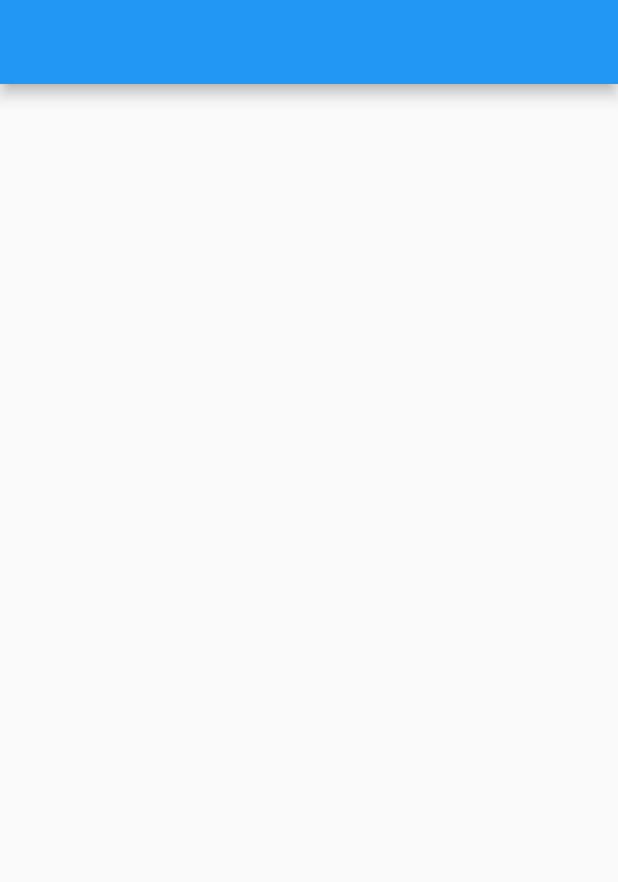
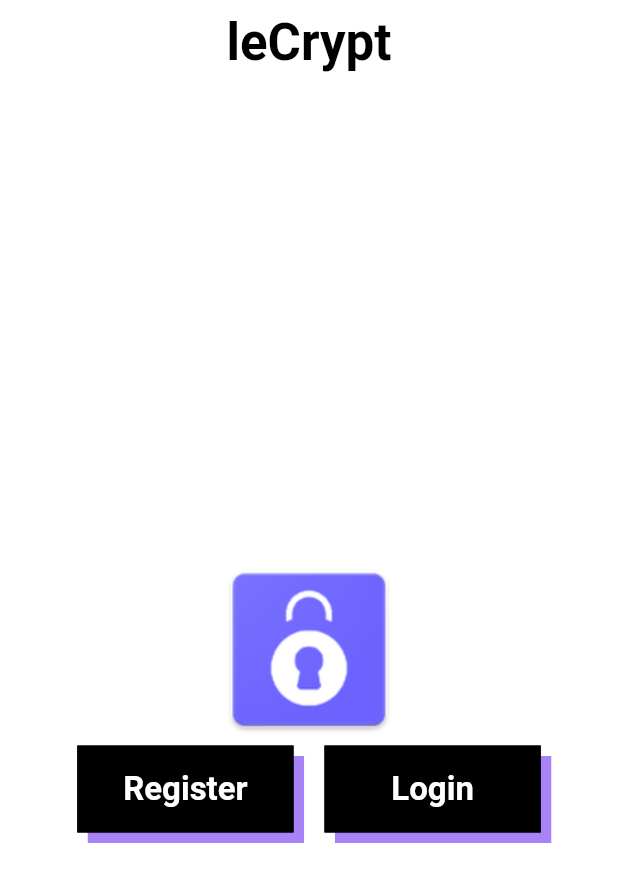
Before and after one commit to leCrypt/leCrypt_mobile, a Flutter app: the screen it shows after launch, on a phone screen of 412 x 824 dp. Shown: the top 882 px of the screen. Run offline on Flutter 3.47's test engine with Material 2 defaults, Android fonts, the phone set to English and light mode, and no system bars; missing offline and left inert: flutter_statusbarcolor.

Commit message:
Register Screen UI Added

```diff
--- a/lib/main.dart
+++ b/lib/main.dart
@@ -1,5 +1,6 @@
 import 'package:flutter/material.dart';
 import 'package:leCrypt_mobile/ui/home_page.dart';
+import 'package:leCrypt_mobile/values/colors.dart';
 
 void main() {
   runApp(MyApp());
@@ -9,9 +10,10 @@ class MyApp extends StatelessWidget {
   @override
   Widget build(BuildContext context) {
     return MaterialApp(
-      title: 'Flutter Demo',
+      title: 'leCrypt',
+      debugShowCheckedModeBanner: false,
       theme: ThemeData(
-        primarySwatch: Colors.blue,
+        primaryColor: purplePrimary,
         visualDensity: VisualDensity.adaptivePlatformDensity,
       ),
       home: HomePage(),
--- a/lib/ui/home_page.dart
+++ b/lib/ui/home_page.dart
@@ -1,4 +1,7 @@
 import 'package:flutter/material.dart';
+import 'package:leCrypt_mobile/ui/register.dart';
+import 'package:leCrypt_mobile/widgets/customAppBar.dart';
+import 'package:leCrypt_mobile/widgets/customFlatButton.dart';
 
 class HomePage extends StatefulWidget {
   @override
@@ -8,9 +11,52 @@ class HomePage extends StatefulWidget {
 class _HomePageState extends State<HomePage> {
   @override
   Widget build(BuildContext context) {
+    var size = MediaQuery.of(context).size;
     return Scaffold(
-      appBar: AppBar(),
-      body: Container(),
+      backgroundColor: Colors.white,
+      appBar: PreferredSize(
+        preferredSize: Size.fromHeight(100),
+        child: CustomAppBar(
+          title: "leCrypt",
+        ),
+      ),
+      body: Column(
+        mainAxisAlignment: MainAxisAlignment.center,
+        crossAxisAlignment: CrossAxisAlignment.center,
+        mainAxisSize: MainAxisSize.max,
+        children: [
+          Image.asset(
+            'assets/inv.png',
+          ),
+          Row(
+            mainAxisAlignment: MainAxisAlignment.center,
+            children: [
+              CustomRaisedButton(
+                title: "Register",
+                onTap: () {
+                  Navigator.push(
+                    context,
+                    MaterialPageRoute(
+                      builder: (context) {
+                        return Register();
+                      },
+                    ),
+                  );
+                },
+                width: size.width * 0.35,
+              ),
+              SizedBox(
+                width: size.width * 0.05,
+              ),
+              CustomRaisedButton(
+                title: "Login",
+                onTap: () {},
+                width: size.width * 0.35,
+              ),
+            ],
+          )
+        ],
+      ),
     );
   }
 }
--- a/lib/values/colors.dart
+++ b/lib/values/colors.dart
@@ -0,0 +1,4 @@
+import 'package:flutter/material.dart';
+
+Color purplePrimary = Color(0xff6c63ff);
+Color purpleAccent = Color(0xffa883f8);
--- /dev/null
+++ b/lib/widgets/customAppBar.dart
@@ -0,0 +1,28 @@
+import 'package:flutter/material.dart';
+
+class CustomAppBar extends StatelessWidget {
+  final String title;
+
+  CustomAppBar({this.title});
+
+  @override
+  Widget build(BuildContext context) {
+    return AppBar(
+      title: Text(
+        title,
+        style: TextStyle(
+          fontWeight: FontWeight.w600,
+          color: Colors.black,
+          fontSize: 34,
+        ),
+      ),
+      brightness: Brightness.light,
+      backgroundColor: Colors.white,
+      elevation: 0,
+      centerTitle: true,
+      iconTheme: IconThemeData(
+        color: Colors.black,
+      ),
+    );
+  }
+}
--- /dev/null
+++ b/lib/widgets/customFlatButton.dart
@@ -0,0 +1,77 @@
+import 'package:flutter/material.dart';
+import 'package:leCrypt_mobile/values/colors.dart';
+
+class CustomRaisedButton extends StatefulWidget {
+  final VoidCallback onTap;
+  final String title;
+  final double topPadding;
+  final double offset;
+  final double fontSize;
+  final double width;
+
+  CustomRaisedButton({
+    this.onTap,
+    this.title,
+    this.topPadding = 16,
+    this.offset = 7,
+    this.fontSize = 22,
+    this.width,
+  });
+
+  @override
+  _CustomRaisedButtonState createState() => _CustomRaisedButtonState();
+}
+
+class _CustomRaisedButtonState extends State<CustomRaisedButton> {
+  Color textColor = Colors.white;
+  @override
+  Widget build(BuildContext context) {
+    return Container(
+      width: widget.width,
+      decoration: BoxDecoration(
+        boxShadow: [
+          BoxShadow(
+            color: purpleAccent,
+            offset: Offset(widget.offset, widget.offset),
+          ),
+        ],
+      ),
+      child: RaisedButton(
+        onPressed: widget.onTap,
+        onHighlightChanged: (highlight) {
+          if (highlight) {
+            setState(() {
+              textColor = Colors.black;
+            });
+          } else {
+            setState(() {
+              textColor = Colors.white;
+            });
+          }
+        },
+        elevation: 0,
+        child: Text(
+          widget.title,
+          style: TextStyle(
+            color: textColor,
+            fontWeight: FontWeight.bold,
+            fontSize: widget.fontSize,
+          ),
+        ),
+        padding: EdgeInsets.only(
+          top: widget.topPadding,
+          bottom: widget.topPadding,
+        ),
+        shape: RoundedRectangleBorder(
+          borderRadius: BorderRadius.circular(0),
+          side: BorderSide(
+            color: Colors.black,
+            width: 6,
+          ),
+        ),
+        color: Colors.black,
+        highlightColor: Colors.white,
+      ),
+    );
+  }
+}
--- a/pubspec.yaml
+++ b/pubspec.yaml
@@ -28,6 +28,7 @@ dependencies:
   # The following adds the Cupertino Icons font to your application.
   # Use with the CupertinoIcons class for iOS style icons.
   cupertino_icons: ^0.1.3
+  flutter_statusbarcolor: ^0.2.3
 
 dev_dependencies:
   flutter_test:
@@ -45,9 +46,8 @@ flutter:
   uses-material-design: true
 
   # To add assets to your application, add an assets section, like this:
-  # assets:
-  #   - images/a_dot_burr.jpeg
-  #   - images/a_dot_ham.jpeg
+  assets:
+  - assets/
 
   # An image asset can refer to one or more resolution-specific "variants", see
   # https://flutter.dev/assets-and-images/#resolution-aware.
```
Also changed, not shown: lib/ui/register.dart (added, +63 -0 lines), lib/widgets/customTextField.dart (added, +40 -0 lines), assets/inv.png (added), pubspec.lock.
